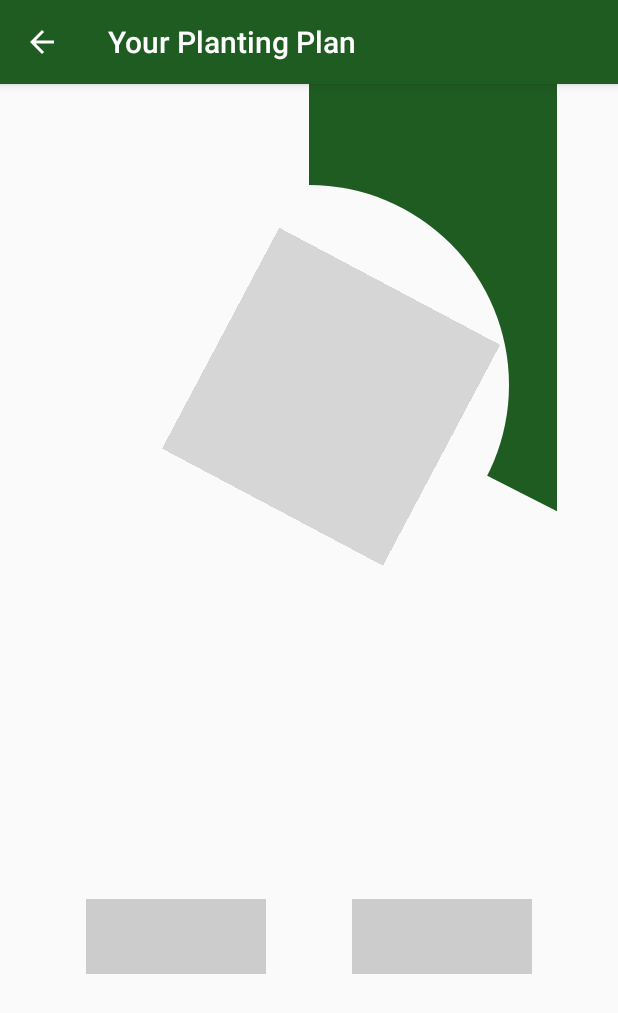
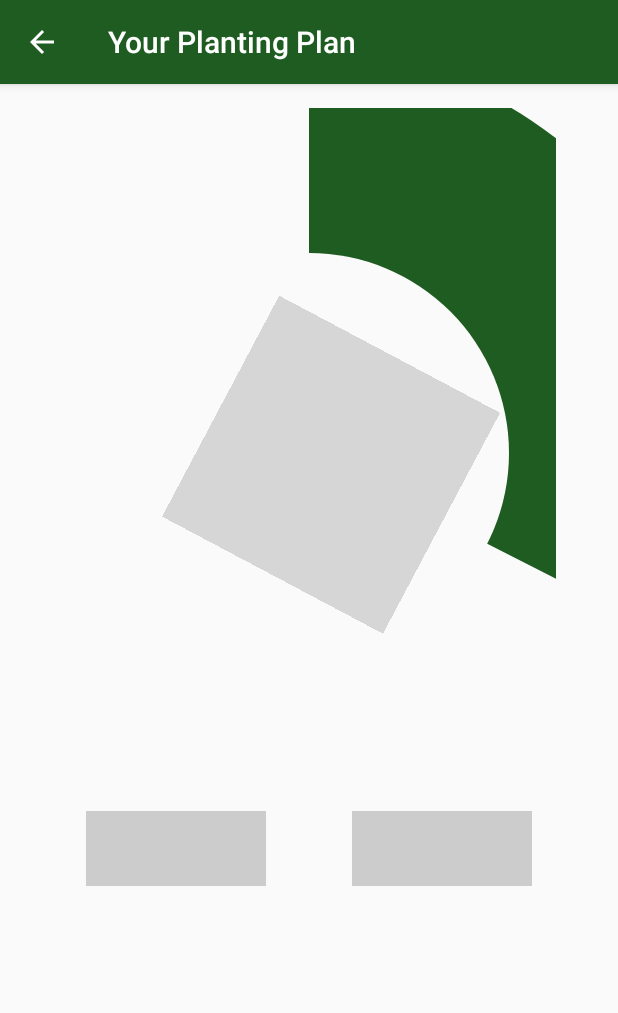
Before and after one commit to Mermersk/Plantarinn, an Android app: the PlantingActivity screen opened directly, with no data from a screen before it, on a phone screen of 412 x 824 dp. Shown: the top 1013 px of the screen. Run offline under Robolectric (Android 15) with nearby library versions, the phone set to English and light mode, and no system bars; 4 statements that could not run were skipped.

Commit message:
Changed layout for plantingGraphics so its responsive(not hardcoded values anymore) and some corresponding changes to how its drawn. Made it so that Plantarinn can only be in portrait mode.

```diff
--- a/src/main/AndroidManifest.xml
+++ b/src/main/AndroidManifest.xml
@@ -11,7 +11,9 @@
         android:theme="@style/AppTheme" >
         <activity android:name=".PlantingActivity"
             android:label="@string/PlantingActivity_appBar_label"
-            android:parentActivityName=".MainActivity" />
+            android:parentActivityName=".MainActivity"
+            android:configChanges="orientation"
+            android:screenOrientation="portrait"/>
         <activity
             android:name=".DisplayMessageActivity"
             android:label="@string/display_message_appBar_label"
--- a/src/main/java/com/example/plantarinn/PlantingActivity.kt
+++ b/src/main/java/com/example/plantarinn/PlantingActivity.kt
@@ -41,7 +41,6 @@ class PlantingActivity : AppCompatActivity() {
         val totalPlantingTimeInfo = findViewById<TextView>(R.id.totalPlantingTimeInfo)
         totalPlantingTimeInfo.text = "${pp.hours} hours & ${pp.minutes} minutes"
         totalPlantingTimeInfo.setBackgroundColor(Color.LTGRAY)
-
 
     }
 
--- a/src/main/java/com/example/plantarinn/PlantingMainGraphics.kt
+++ b/src/main/java/com/example/plantarinn/PlantingMainGraphics.kt
@@ -35,8 +35,8 @@ class PlantingMainGraphics : View {
         */
     private var width: Int? = null
     private var height: Int? = null
-    private val xMiddle: Float
-    private val yMiddle: Float
+    private var xMiddle: Float = 0f
+    private var yMiddle: Float = 0f
 
     private val anim: ValueAnimator
     //private val readySP: SoundPool
@@ -77,13 +77,15 @@ class PlantingMainGraphics : View {
         //Should enable anti-aliasing
         green.flags = 1
 
-        width = resources.getDimensionPixelSize(R.dimen.plantingGraphics_width)
-        height = resources.getDimensionPixelSize(R.dimen.plantingGraphics_height)
-        xMiddle = (width!! /2).toFloat()
-        yMiddle = (height!! /2).toFloat()
+        //width = measuredWidth
+        //println("Width with getWidth: ${width}")
+        //height = measuredHeight //resources.getDimensionPixelSize(R.dimen.plantingGraphics_height)
+
+        //xMiddle = (width!! /2).toFloat()
+        //yMiddle = (height!! /2).toFloat()
 
         rTre.drawable = tre
-        rTre.setBounds((xMiddle - 125).toInt(), (yMiddle - 250).toInt(), (xMiddle + 125).toInt(), (yMiddle).toInt())
+        //rTre.setBounds((xMiddle - 125).toInt(), (yMiddle - 250).toInt(), (xMiddle + 125).toInt(), (yMiddle).toInt())
         rTre.fromDegrees = 0f
         rTre.toDegrees = 360f
         rTre.pivotX = 0.5f
@@ -128,19 +130,32 @@ class PlantingMainGraphics : View {
 
     }
 
+    override fun onSizeChanged(w: Int, h: Int, oldw: Int, oldh: Int) {
+        super.onSizeChanged(w, h, oldw, oldh)
+        //width = w
+        //height = h
+
+    }
+
     @RequiresApi(Build.VERSION_CODES.LOLLIPOP)
     override fun onDraw(canvas: Canvas) {
         super.onDraw(canvas)
 
         //println("Is antialiasing on? ${green.isAntiAlias}")
         println("current Angle: ${currentAngle}")
+        //width = measuredWidth
+        println("xMiddle: ${xMiddle}")
 
-        val arcBox = floatArrayOf(xMiddle - 400f, yMiddle - 500f, xMiddle + 400f, yMiddle + 300f)
+        val arcBox = floatArrayOf(xMiddle - 400f, yMiddle - 400f, xMiddle + 400f, yMiddle + 400f)
 
         canvas.drawArc(arcBox[0], arcBox[1], arcBox[2], arcBox[3], -90f,
             currentAngle, true, green)
 
-        canvas.drawCircle(xMiddle, yMiddle - 100f, 200f, white)
+        //canvas.drawArc(0f, 0f, width!!.toFloat(), height!!.toFloat(), -90f,
+            //currentAngle, true, green)
+
+        canvas.drawCircle(xMiddle, yMiddle, 200f, white)
+
         //tre.draw(canvas)
 
         //After a lot of looking, this level attribute goes from 0 to 10000 (0% to 100%) In this case on fromDegrees 0 to toDegrees 360
@@ -158,5 +173,12 @@ class PlantingMainGraphics : View {
 
     override fun onMeasure(widthMeasureSpec: Int, heightMeasureSpec: Int) {
         super.onMeasure(widthMeasureSpec, heightMeasureSpec)
+        width = MeasureSpec.getSize(widthMeasureSpec) //Gets the calculated width of view
+        height = MeasureSpec.getSize(heightMeasureSpec)
+        xMiddle = (width!! /2).toFloat()
+        yMiddle = (height!! /2).toFloat()
+        rTre.setBounds((xMiddle - 125).toInt(), (yMiddle - 150).toInt(), (xMiddle + 125).toInt(), (yMiddle).toInt() + 100)
+
+        println("Is this the right width?  ${MeasureSpec.getSize(widthMeasureSpec)}")
     }
 }
--- a/src/main/res/layout/activity_planting.xml
+++ b/src/main/res/layout/activity_planting.xml
@@ -8,11 +8,14 @@
 
     <com.example.plantarinn.PlantingMainGraphics
         android:id="@+id/plantingMainGraphics"
-        android:layout_width="330dp"
-        android:layout_height="535dp"
+        android:layout_width="0dp"
+        android:layout_height="0dp"
+        android:layout_marginTop="16dp"
         app:layout_constraintEnd_toEndOf="parent"
+        app:layout_constraintHeight_percent="0.6"
         app:layout_constraintStart_toStartOf="parent"
-        app:layout_constraintTop_toTopOf="parent" />
+        app:layout_constraintTop_toTopOf="parent"
+        app:layout_constraintWidth_percent="0.8" />
 
     <TextView
         android:id="@+id/plantSpeedInfo"
```
